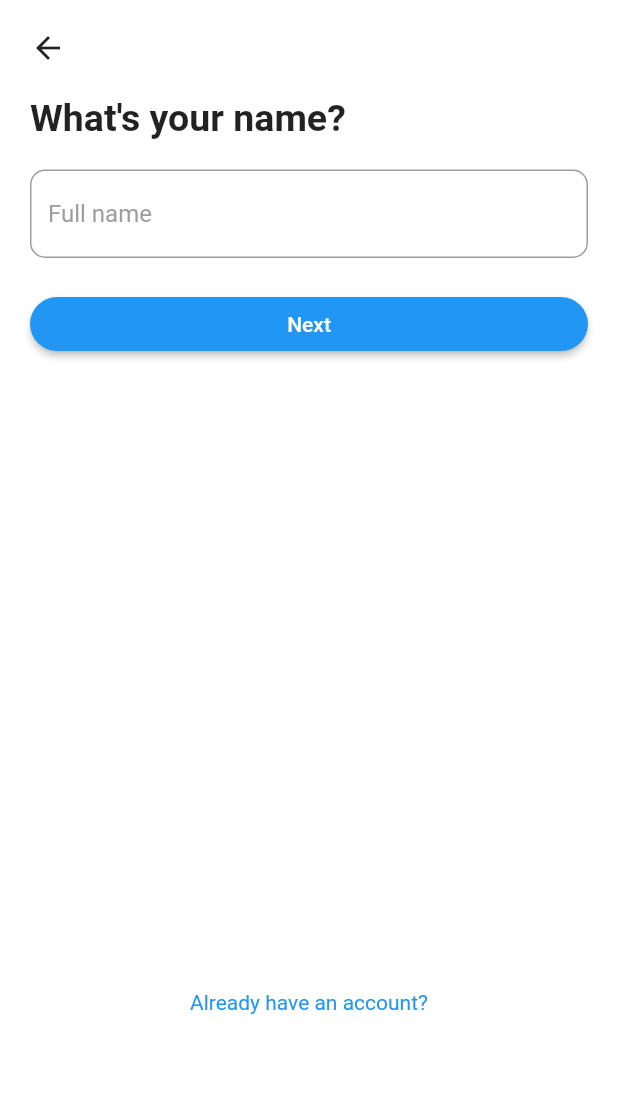
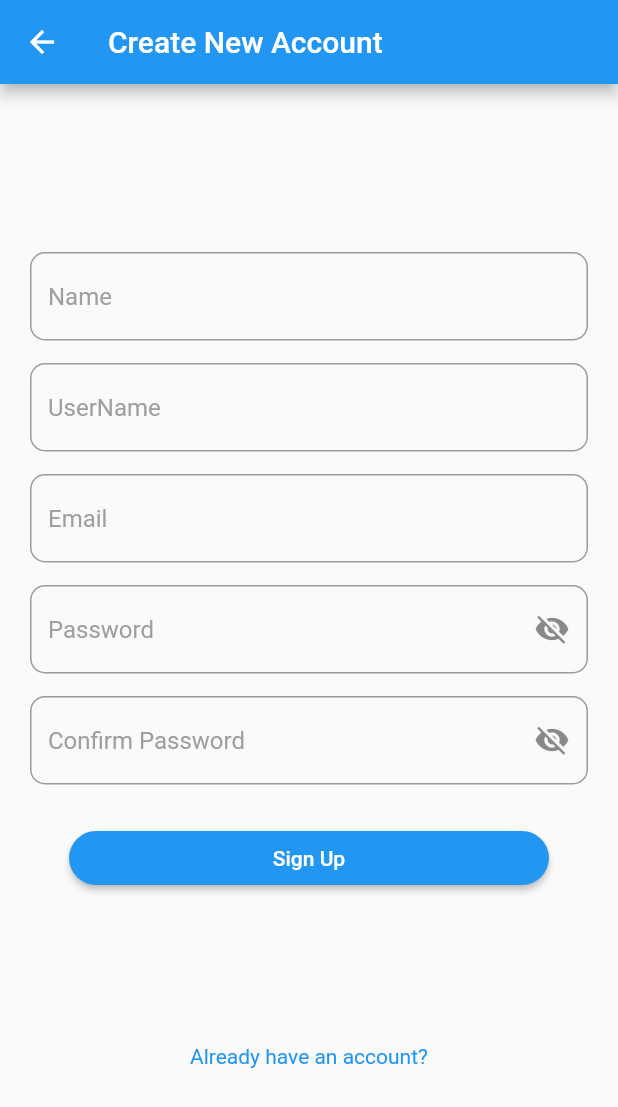
Before and after one commit to lakshya1goel/Instagram-Clone, a Flutter app: the screen it shows after launch, after a tap on "Create new account", on a phone screen of 412 x 824 dp. Shown: the top 1107 px of the screen. Run offline on Flutter 3.47's test engine with Material 2 defaults, Android fonts, the phone set to English and light mode, and no system bars; our stand-ins replace card_swiper, chewie, cloud_firestore, firebase_auth, firebase_core, video_player; missing offline and left inert: insta_assets_picker, insta_like_button, pinch_zoom_release_unzoom, story; accounts and stored records are empty; network calls fail.

Commit message:
enable signup and store user data in firebase

```diff
--- /dev/null
+++ b/lib/Models/UserModel.dart
@@ -0,0 +1,26 @@
+class UserModel{
+  String? uid;
+  String? name;
+  String? username;
+  String? email;
+  String? profilePic;
+  UserModel({required this.uid, required this.profilePic, required this.name, required this.email, required this.username});
+
+  UserModel.fromMap(Map<String, dynamic> map){
+    uid=map["uid"];
+    name=map["name"];
+    username=map["username"];
+    email=map["email"];
+    profilePic=map["profilePic"];
+  }
+
+  Map<String, dynamic> toMap(){
+    return{
+      "uid":uid,
+      "name":name,
+      "username":username,
+      "email":email,
+      "profilePic":profilePic,
+    };
+  }
+}
--- a/lib/Pages/authentication/login/login_page.dart
+++ b/lib/Pages/authentication/login/login_page.dart
@@ -1,4 +1,5 @@
 import 'package:flutter/material.dart';
+import 'package:insta_clone/Pages/authentication/signup/signup_page.dart';
 import 'package:insta_clone/Pages/home/homepage.dart';
 import 'package:insta_clone/Pages/home/wrapper.dart';
 import 'package:insta_clone/Pages/authentication/signup/create_account.dart';
@@ -191,7 +192,7 @@ class _LoginPageState extends State<LoginPage> {
                 },
                 child: TextButton(
                   onPressed: (){
-                    Navigator.push(context, MaterialPageRoute(builder: (context) => SignUp()));
+                    Navigator.push(context, MaterialPageRoute(builder: (context) => signup_page()));
                   },
                   child: Text("Create new account",
                     style: TextStyle(
--- /dev/null
+++ b/lib/Pages/authentication/signup/signup_page.dart
@@ -0,0 +1,254 @@
+import 'package:flutter/material.dart';
+import 'package:insta_clone/Models/UserModel.dart';
+import 'package:insta_clone/Pages/authentication/login/login_page.dart';
+import 'package:firebase_core/firebase_core.dart';
+import 'package:firebase_auth/firebase_auth.dart';
+import 'package:cloud_firestore/cloud_firestore.dart';
+
+class signup_page extends StatefulWidget {
+  const signup_page({super.key});
+
+  @override
+  State<signup_page> createState() => _signup_pageState();
+}
+
+class _signup_pageState extends State<signup_page> {
+  bool _obscureText1=true;
+  bool _obscureText2=true;
+
+
+  TextEditingController nameController= TextEditingController();
+  TextEditingController usernameController= TextEditingController();
+  TextEditingController emailController= TextEditingController();
+  TextEditingController passwordController= TextEditingController();
+  TextEditingController confirmPasswordController= TextEditingController();
+
+
+  void checkValues(){
+    String name=nameController.text.trim();
+    String username=usernameController.text.trim();
+    String email=emailController.text.trim();
+    String password=passwordController.text.trim();
+    String confirmPassword=confirmPasswordController.text.trim();
+
+    if(name=="" || username=="" || email=="" || password=="" || confirmPassword==""){
+      print("Please fill all the fields!");
+    }
+    else if(password!=confirmPassword){
+      print("Passwords do not match!");
+    }
+    else{
+      //print("SignUp Successfull!");
+      signup(email, password, name, username);
+    }
+  }
+
+
+  void signup(String email, String password, String name, String username) async{
+    UserCredential? credential;
+    try{
+      credential=await FirebaseAuth.instance.createUserWithEmailAndPassword(email: email, password: password);
+    } on FirebaseAuthException catch(ex){
+      print(ex.code.toString());
+    }
+
+    if(credential!=null){
+      String uid=credential.user!.uid;
+      UserModel newUser=UserModel(uid: uid, profilePic: "", name: name, email: email, username: username);
+      await FirebaseFirestore.instance.collection("users").doc(uid).set(newUser.toMap()).then((value){
+        Navigator.pushReplacement(context,
+            MaterialPageRoute(builder: (context) => LoginPage()));
+      });
+    }
+
+
+  }
+
+
+  @override
+  Widget build(BuildContext context) {
+    return Scaffold(
+      appBar: AppBar(
+        title: Text("Create New Account"),
+      ),
+      body: SafeArea(
+        child: Center(
+          child: SingleChildScrollView(
+            child: Column(
+              children: [
+                Padding(
+                  padding: const EdgeInsets.symmetric(horizontal: 20.0),
+                  child: TextFormField(
+                    controller: nameController,
+                    decoration: InputDecoration(
+                      hintText: "Name",
+                      hintStyle: TextStyle(color: Colors.grey),
+                      border: OutlineInputBorder(
+                          borderRadius: BorderRadius.circular(10.0)
+                      ),
+                    ),
+                    onChanged: (value) {
+                    },
+                  ),
+                ),
+                SizedBox(height: 15.0,),
+                Padding(
+                  padding: const EdgeInsets.symmetric(horizontal: 20.0),
+                  child: TextFormField(
+                    controller: usernameController,
+                    decoration: InputDecoration(
+                      hintText: "UserName",
+                      hintStyle: TextStyle(color: Colors.grey),
+                      border: OutlineInputBorder(
+                          borderRadius: BorderRadius.circular(10.0)
+                      ),
+                    ),
+                    onChanged: (value) {
+                    },
+                  ),
+                ),
+                SizedBox(height: 15.0,),
+                Padding(
+                  padding: const EdgeInsets.symmetric(horizontal: 20.0),
+                  child: TextFormField(
+                    controller: emailController,
+                    decoration: InputDecoration(
+                      hintText: "Email",
+                      hintStyle: TextStyle(color: Colors.grey),
+                      border: OutlineInputBorder(
+                          borderRadius: BorderRadius.circular(10.0)
+                      ),
+                    ),
+                    onChanged: (value) {
+                    },
+                  ),
+                ),
+                SizedBox(height: 15.0,),
+                Padding(
+                  padding: const EdgeInsets.symmetric(horizontal: 20.0),
+                  child: TextFormField(
+                    controller: passwordController,
+                    obscureText: _obscureText1,
+                    decoration: InputDecoration(
+                      hintText: "Password",
+                      hintStyle: TextStyle(color: Colors.grey),
+                      border: OutlineInputBorder(
+                          borderRadius: BorderRadius.circular(10.0)
+                      ),
+                      suffixIcon: GestureDetector(
+                        onTap: (){
+                          setState(() {
+                            _obscureText1= !_obscureText1;
+                          }
+                          );
+                        },
+                        child: Icon(_obscureText1 ? Icons.visibility_off : Icons.visibility,),
+                      ),
+                    ),
+                    onChanged: (value) {
+                    },
+                  ),
+                ),
+                SizedBox(height: 15.0,),
+                Padding(
+                  padding: const EdgeInsets.symmetric(horizontal: 20.0),
+                  child: TextFormField(
+                    controller: confirmPasswordController,
+                    obscureText: _obscureText2,
+                    decoration: InputDecoration(
+                      hintText: "Confirm Password",
+                      hintStyle: TextStyle(color: Colors.grey),
+                      border: OutlineInputBorder(
+                          borderRadius: BorderRadius.circular(10.0)
+                      ),
+                      suffixIcon: GestureDetector(
+                        onTap: (){
+                          setState(() {
+                            _obscureText2= !_obscureText2;
+                          }
+                          );
+                        },
+                        child: Icon(_obscureText2 ? Icons.visibility_off : Icons.visibility,),
+                      ),
+                    ),
+                    onChanged: (value) {
+                    },
+                  ),
+                ),
+                SizedBox(height: 25.0,),
+                SizedBox(
+                  width: 320.0,
+                  child: ElevatedButton(
+                    style: ButtonStyle(
+                        shape: MaterialStateProperty.all<RoundedRectangleBorder>(
+                            RoundedRectangleBorder(
+                              borderRadius: BorderRadius.circular(20.0),
+                            ))
+                    ),
+                    onPressed: () {
+                      checkValues();
+                    },
+                    child: const Text(
+                      'Sign Up',
+                      style: TextStyle(
+                          color: Colors.white
+                      ),
+                    ),
+                  ),
+                ),
+                SizedBox(height: 100.0,),
+                GestureDetector(
+                  onTap: (){
+                    _showMyDialogAlready(context);
+                  },
+                  child: Text("Already have an account?",
+                    style: TextStyle(
+                      color: Colors.blue,
+                    ),
+                  ),
+                ),
+              ],
+            ),
+          ),
+        ),
+      ),
+    );
+  }
+}
+void _showMyDialogAlready(BuildContext context){
+  showDialog(context: context, builder: (BuildContext context){
+    return AlertDialog(
+      title: Text("Already have an account?",
+        style: TextStyle(
+          fontWeight: FontWeight.bold,
+          fontSize: 18.0,
+        ),
+      ),
+      actions: [
+        TextButton(
+          onPressed: (){
+            Navigator.of(context).pop();
+          },
+          child: Text("CONTINUE CREATING ACCOUNT",
+            style: TextStyle(
+              color: Colors.black,
+              fontSize: 15.0,
+            ),
+          ),
+        ),
+        TextButton(
+          onPressed: (){
+            Navigator.push(context, MaterialPageRoute(builder: (context) => LoginPage()));
+          },
+          child: Text("LOGIN",
+            style: TextStyle(
+              color: Colors.black,
+              fontSize: 15.0,
+            ),
+          ),
+        )
+      ],
+    );
+  }
+  );
+}
--- a/lib/main.dart
+++ b/lib/main.dart
@@ -1,6 +1,7 @@
 import 'package:firebase_core/firebase_core.dart';
 import 'package:flutter/material.dart';
 import 'package:insta_clone/Pages/authentication/login/login_page.dart';
+import 'package:insta_clone/Pages/authentication/signup/signup_page.dart';
 import 'package:insta_clone/Pages/home/search.dart';
 import 'package:insta_clone/Pages/authentication/signup/username.dart';
 import 'package:insta_clone/Pages/home/profile.dart';
@@ -39,6 +40,7 @@ class MyApp extends StatelessWidget {
         "/mobile": (context) => MobileNumber(),
         "/search": (context) => Search(),
         "/profile": (context) => Profile(),
+        "/signup_page": (context) => signup_page(),
       },
     );
   }
--- a/pubspec.yaml
+++ b/pubspec.yaml
@@ -45,6 +45,9 @@ dependencies:
   chewie: ^1.7.0
   insta_assets_picker: ^1.5.2
   firebase_core: ^2.15.0
+  firebase_auth: ^4.7.3
+  cloud_firestore: ^4.8.5
+  firebase_storage: ^11.2.6
 
 dev_dependencies:
   flutter_test:
```
Also changed, not shown: lib/Models/ChatRoomModel.dart (added, +17 -0 lines), lib/Models/MessageModel.dart (added, +23 -0 lines), pubspec.lock, 1 other file.
